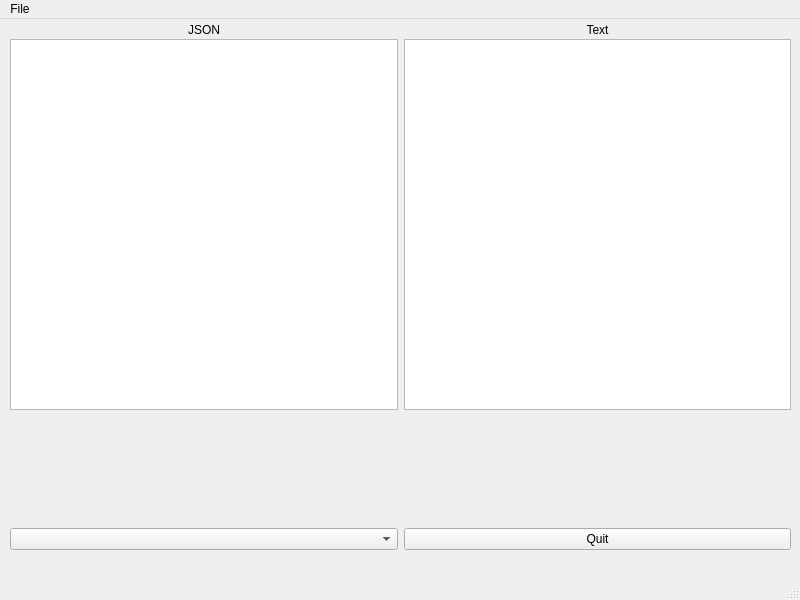
Above: src/mainwindow.ui from shitwolfymakes/Endless-Sky-Mission-Builder before the change. Below: the same form after it.
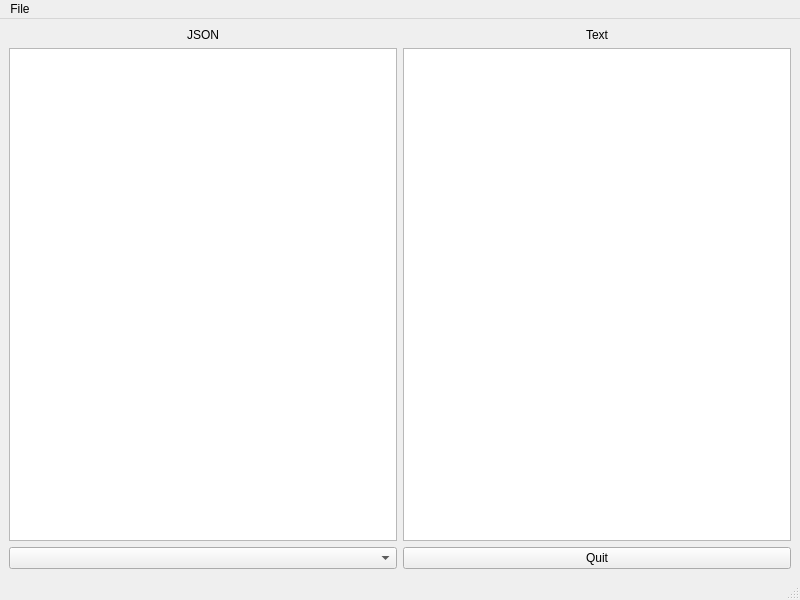
That is the form after the change.

Commit message: EVERYTHING RESIZES PROPERLY

Diff of the .ui file:
```diff
--- a/src/mainwindow.ui
+++ b/src/mainwindow.ui
@@ -17,15 +17,35 @@
    <property name="enabled">
     <bool>true</bool>
    </property>
-   <widget class="QWidget" name="horizontalLayoutWidget">
-    <property name="geometry">
-     <rect>
-      <x>10</x>
-      <y>20</y>
-      <width>781</width>
-      <height>371</height>
-     </rect>
-    </property>
+   <layout class="QGridLayout" name="gridLayout">
+    <item row="0" column="0">
+     <layout class="QHBoxLayout" name="horizontalLayout_3">
+      <item>
+       <widget class="QLabel" name="label_2">
+        <property name="text">
+         <string>JSON</string>
+        </property>
+        <property name="alignment">
+         <set>Qt::AlignCenter</set>
+        </property>
+       </widget>
+      </item>
+      <item>
+       <widget class="QLabel" name="label">
+        <property name="text">
+         <string>Text</string>
+        </property>
+        <property name="textFormat">
+         <enum>Qt::AutoText</enum>
+        </property>
+        <property name="alignment">
+         <set>Qt::AlignCenter</set>
+        </property>
+       </widget>
+      </item>
+     </layout>
+    </item>
+    <item row="1" column="0">
     <layout class="QHBoxLayout" name="horizontalLayout">
      <item>
       <widget class="QTextEdit" name="jsonDisplay">
@@ -51,27 +71,11 @@
       </widget>
      </item>
     </layout>
-   </widget>
-   <widget class="QWidget" name="verticalLayoutWidget">
-    <property name="geometry">
-     <rect>
-      <x>10</x>
-      <y>400</y>
-      <width>781</width>
-      <height>91</height>
-     </rect>
-    </property>
+    </item>
+    <item row="2" column="0">
     <layout class="QVBoxLayout" name="verticalLayout"/>
-   </widget>
-   <widget class="QWidget" name="horizontalLayoutWidget_2">
-    <property name="geometry">
-     <rect>
-      <x>10</x>
-      <y>500</y>
-      <width>781</width>
-      <height>41</height>
-     </rect>
-    </property>
+    </item>
+    <item row="3" column="0">
     <layout class="QHBoxLayout" name="horizontalLayout_2">
      <item>
       <widget class="QComboBox" name="comboBox"/>
@@ -84,42 +88,8 @@
       </widget>
      </item>
     </layout>
-   </widget>
-   <widget class="QWidget" name="horizontalLayoutWidget_3">
-    <property name="geometry">
-     <rect>
-      <x>10</x>
-      <y>0</y>
-      <width>781</width>
-      <height>21</height>
-     </rect>
-    </property>
-    <layout class="QHBoxLayout" name="horizontalLayout_3">
-     <item>
-      <widget class="QLabel" name="label_2">
-       <property name="text">
-        <string>JSON</string>
-       </property>
-       <property name="alignment">
-        <set>Qt::AlignCenter</set>
-       </property>
-      </widget>
-     </item>
-     <item>
-      <widget class="QLabel" name="label">
-       <property name="text">
-        <string>Text</string>
-       </property>
-       <property name="textFormat">
-        <enum>Qt::AutoText</enum>
-       </property>
-       <property name="alignment">
-        <set>Qt::AlignCenter</set>
-       </property>
-      </widget>
-     </item>
-    </layout>
-   </widget>
+    </item>
+   </layout>
   </widget>
   <widget class="QMenuBar" name="menubar">
    <property name="geometry">
```
Lines whose indentation alone changed are shown as unchanged.
